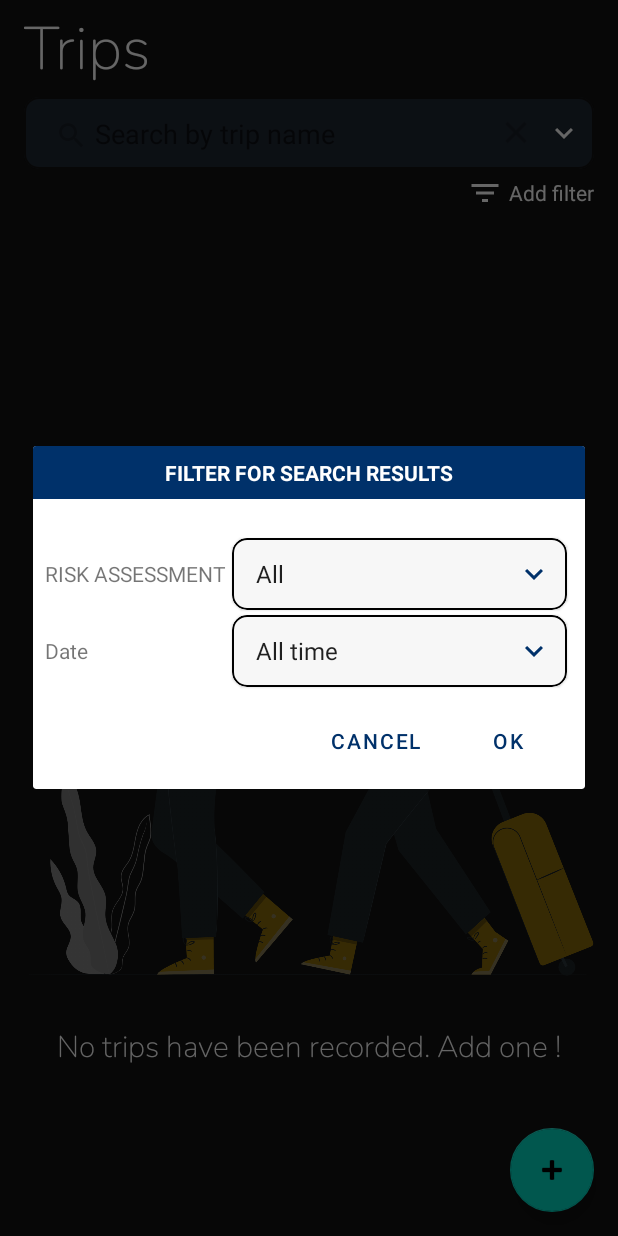
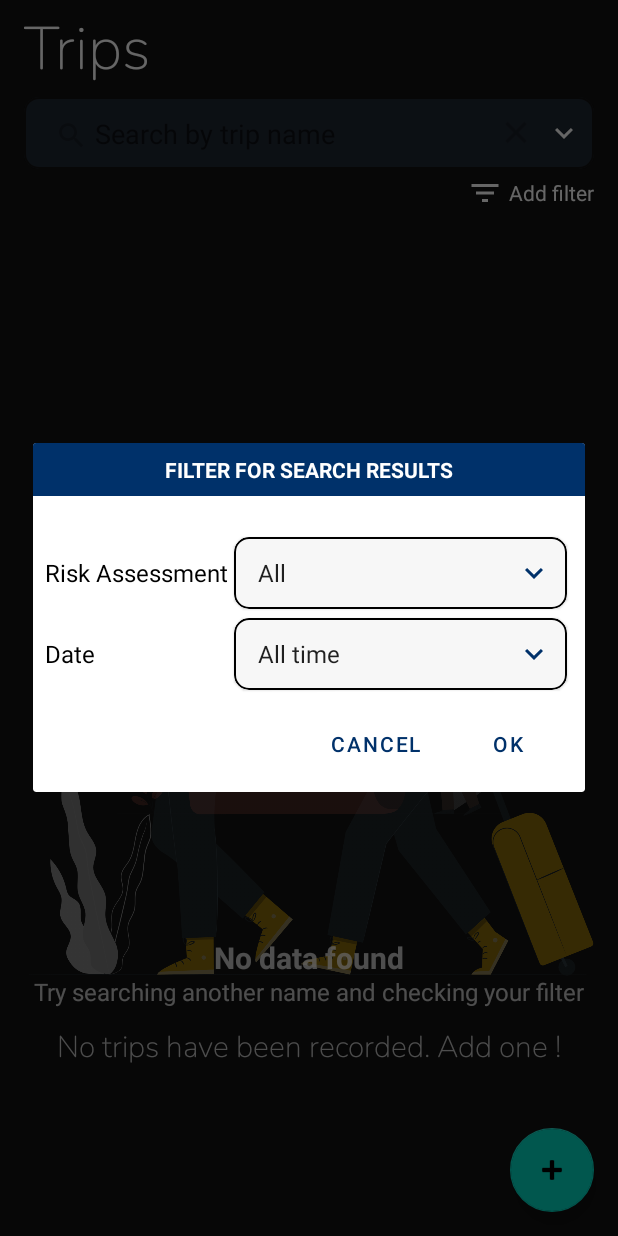
Before and after one commit to luong07734/manage-trips, an Android app: the screen it shows after launch (MainActivity), after a tap on "Add filter", on a phone screen of 412 x 824 dp. Run offline under Robolectric (Android 15) with nearby library versions, the light colour scheme and no system bars.

Commit message:
[Done] Display unfound data when search and filter
-  Display unfound data when search and filter

```diff
--- a/app/src/main/java/com/example/tripmanagement/MainActivity.java
+++ b/app/src/main/java/com/example/tripmanagement/MainActivity.java
@@ -54,7 +54,10 @@ public class MainActivity extends AppCompatActivity {
     RecyclerTouchListener touchListener;
     TextView tvDeleteAll;
     ImageView ivBackground;
+    ImageView ivNoData;
     TextView tvNoTrip;
+    TextView tvNoData;
+    TextView tvNoDataSub;
     SearchView svSearch;
     ImageView btnFilter;
     TextView tvFilter;
@@ -88,11 +91,27 @@ public class MainActivity extends AppCompatActivity {
         setContentView(R.layout.activity_main);
 
         ActionBar actionBar = getSupportActionBar();
+        if (actionBar != null) {
+            actionBar.hide();
+        }
+        // find view by id
+        rvTrip = findViewById(R.id.trip_list_rv);
+        btnAdd = findViewById(R.id.add_btn);
+        tvDeleteAll = findViewById(R.id.tv_delete_all);
+        ivBackground = findViewById(R.id.iv_background_image);
+        ivNoData = findViewById(R.id.iv_no_data_image);
+        tvNoTrip = findViewById(R.id.tv_no_trip);
+        tvNoData = findViewById(R.id.tv_no_data);
+        tvNoDataSub = findViewById(R.id.tv_no_data_sub);
+        svSearch = findViewById(R.id.sv_search);
+        btnFilter = findViewById(R.id.iv_search_picker);
+        tvFilter = findViewById(R.id.filter_add_btn);
 
         // restore value if re-entering activity after pressing back button
         LoadIsPressedBack();
         if (isBackPressed) {
             LoadPreferences();
+            svSearch.setQuery(query, false);
         }
         isBackPressed = false;
         SaveIsPressedBack();
@@ -106,25 +125,12 @@ public class MainActivity extends AppCompatActivity {
             customStartDate = savedInstanceState.getString("START_DATE");
             customDueDate = savedInstanceState.getString("END_DATE");
             searchBy = savedInstanceState.getInt("SEARCH_BY");
-
         }
 
 
-        if (actionBar != null) {
-            actionBar.hide();
-        }
-        // find view by id
-        rvTrip = findViewById(R.id.trip_list_rv);
-        btnAdd = findViewById(R.id.add_btn);
-        tvDeleteAll = findViewById(R.id.tv_delete_all);
-        ivBackground = findViewById(R.id.iv_background_image);
-        tvNoTrip = findViewById(R.id.tv_no_trip);
-        svSearch = findViewById(R.id.sv_search);
-        btnFilter = findViewById(R.id.iv_search_picker);
-        tvFilter = findViewById(R.id.filter_add_btn);
-
         // recyclerView settings
         tripList = TripDao.getAll(this);
+        filteredTripList = TripDao.getAll(this);
         Collections.reverse(tripList);
         displaySuitableViewsWhenListIsEmptyAndViceVersa();
         LinearLayoutManager linearLayoutManager = new LinearLayoutManager(this);
@@ -482,10 +488,9 @@ public class MainActivity extends AppCompatActivity {
         }
 
         tripListAdapter.setFilteredList(filteredTripList);
-        if (filteredTripList.isEmpty()) {
-            // TODO: show empty
-            Toast.makeText(this, "No data found", Toast.LENGTH_SHORT).show();
-        }
+
+        displaySuitableViewsWhenListIsEmptyAndViceVersa();
+
     }
 
     /**
@@ -846,10 +851,19 @@ public class MainActivity extends AppCompatActivity {
         if (tripList.isEmpty()) {
             tvNoTrip.setVisibility(View.VISIBLE);
             ivBackground.setVisibility(View.VISIBLE);
-            tvDeleteAll.setVisibility(View.GONE);
+            tvDeleteAll.setVisibility(View.INVISIBLE);
         } else {
-            tvNoTrip.setVisibility(View.GONE);
-            ivBackground.setVisibility(View.GONE);
+            if (filteredTripList.isEmpty()) {
+                ivNoData.setVisibility(View.VISIBLE);
+                tvNoData.setVisibility(View.VISIBLE);
+                tvNoDataSub.setVisibility(View.VISIBLE);
+            } else {
+                ivNoData.setVisibility(View.INVISIBLE);
+                tvNoData.setVisibility(View.INVISIBLE);
+                tvNoDataSub.setVisibility(View.INVISIBLE);
+            }
+            tvNoTrip.setVisibility(View.INVISIBLE);
+            ivBackground.setVisibility(View.INVISIBLE);
             tvDeleteAll.setVisibility(View.VISIBLE);
         }
     }
--- a/app/src/main/res/layout/activity_main.xml
+++ b/app/src/main/res/layout/activity_main.xml
@@ -32,6 +32,21 @@
         android:textStyle="bold"
         app:layout_constraintLeft_toLeftOf="parent"
         app:layout_constraintTop_toTopOf="parent" />
+
+    <ImageView
+        android:id="@+id/iv_no_data_image"
+        android:layout_width="0dp"
+        android:layout_height="0dp"
+        android:layout_marginHorizontal="40dp"
+        android:layout_marginBottom="20dp"
+        android:alpha=".2"
+        android:src="@drawable/img_no_data"
+        app:layout_constraintBottom_toBottomOf="parent"
+        app:layout_constraintEnd_toEndOf="parent"
+        app:layout_constraintStart_toStartOf="parent"
+        app:layout_constraintTop_toBottomOf="@id/cv_search"
+        tools:ignore="ContentDescription" />
+
 
     <com.google.android.material.card.MaterialCardView
         android:id="@+id/cv_search"
@@ -88,10 +103,38 @@
         android:layout_width="wrap_content"
         android:layout_height="wrap_content"
         android:layout_marginBottom="40dp"
+        android:alpha=".75"
         android:fontFamily="@font/nunito_variablefont_wght"
         android:text="@string/no_trips_have_been_recorded_add_one"
         android:textColor="@color/white"
         android:textSize="20sp"
+        app:layout_constraintBottom_toTopOf="@id/add_btn"
+        app:layout_constraintEnd_toEndOf="parent"
+        app:layout_constraintStart_toStartOf="parent" />
+
+    <TextView
+        android:id="@+id/tv_no_data"
+        android:layout_width="wrap_content"
+        android:layout_height="wrap_content"
+        android:layout_marginBottom="100dp"
+        android:alpha=".75"
+        android:text="@string/no_data_found"
+        android:textColor="@color/white"
+        android:textSize="20sp"
+        android:textStyle="bold"
+        app:layout_constraintBottom_toTopOf="@id/add_btn"
+        app:layout_constraintEnd_toEndOf="parent"
+        app:layout_constraintStart_toStartOf="parent" />
+
+    <TextView
+        android:id="@+id/tv_no_data_sub"
+        android:layout_width="wrap_content"
+        android:layout_height="wrap_content"
+        android:layout_marginBottom="80dp"
+        android:alpha=".75"
+        android:text="@string/no_data_found_sub"
+        android:textColor="@color/white"
+        android:textSize="16sp"
         app:layout_constraintBottom_toTopOf="@id/add_btn"
         app:layout_constraintEnd_toEndOf="parent"
         app:layout_constraintStart_toStartOf="parent" />
--- a/app/src/main/res/layout/dialog_filter.xml
+++ b/app/src/main/res/layout/dialog_filter.xml
@@ -36,6 +36,8 @@
             android:layout_height="wrap_content"
             android:layout_marginTop="32dp"
             android:text="@string/date"
+            android:textColor="@color/black"
+            android:textSize="16sp"
             app:layout_constraintLeft_toLeftOf="@id/tv_filter_risk"
             app:layout_constraintTop_toBottomOf="@id/tv_filter_risk" />
 
@@ -66,9 +68,10 @@
             android:id="@+id/tv_filter_risk"
             android:layout_width="wrap_content"
             android:layout_height="wrap_content"
-
             android:layout_marginTop="32dp"
             android:text="@string/risk_assessment"
+            android:textColor="@color/black"
+            android:textSize="16sp"
             app:layout_constraintLeft_toLeftOf="parent"
             app:layout_constraintTop_toTopOf="parent" />
 
@@ -102,6 +105,8 @@
             android:layout_marginStart="16dp"
             android:layout_marginTop="32dp"
             android:text="@string/from"
+            android:textColor="@color/black"
+            android:textSize="16sp"
             app:layout_constraintStart_toStartOf="@id/tv_filter_risk"
             app:layout_constraintTop_toBottomOf="@id/cv_filter_search" />
 
@@ -142,6 +147,8 @@
             android:layout_marginStart="16dp"
             android:layout_marginTop="72dp"
             android:text="@string/to"
+            android:textColor="@color/black"
+            android:textSize="16sp"
             app:layout_constraintStart_toStartOf="@id/tv_from_title"
             app:layout_constraintTop_toBottomOf="@id/tv_from_title" />
 
--- a/app/src/main/res/values/strings.xml
+++ b/app/src/main/res/values/strings.xml
@@ -9,7 +9,7 @@
     <string name="cancel">Cancel</string>
     <string name="update">Update</string>
     <string name="filter_for_search_results">FILTER FOR SEARCH RESULTS</string>
-    <string name="risk_assessment">RISK ASSESSMENT</string>
+    <string name="risk_assessment">Risk Assessment</string>
     <string name="from">From:</string>
     <string name="start_date">Start Date</string>
     <string name="to">To:</string>
@@ -34,6 +34,8 @@
     <string name="trips">Trips</string>
     <string name="add_filter">Add filter</string>
     <string name="no_trips_have_been_recorded_add_one">No trips have been recorded. Add one !</string>
+    <string name="no_data_found">No data found</string>
+    <string name="no_data_found_sub">Try searching another name and checking your filter</string>
     <string name="delete_all">Delete All</string>
     <string name="trip_info">Trip Info</string>
     <string name="trip_name">TRIP NAME</string>
--- a/app/src/main/res/values/themes.xml
+++ b/app/src/main/res/values/themes.xml
@@ -2,7 +2,7 @@
     <!-- Base application theme. -->
     <style name="Theme.TripManagement" parent="Theme.MaterialComponents.DayNight.DarkActionBar">
         <!-- Primary brand color. -->
-        <item name="colorPrimary">@color/purple_500</item>
+        <item name="colorPrimary">@color/dialog_add</item>
         <item name="colorPrimaryVariant">@color/background</item>
         <item name="colorOnPrimary">@color/white</item>
         <!-- Secondary brand color. -->
```
Also changed, not shown: app/src/main/res/drawable/img_no_data.png (added).
